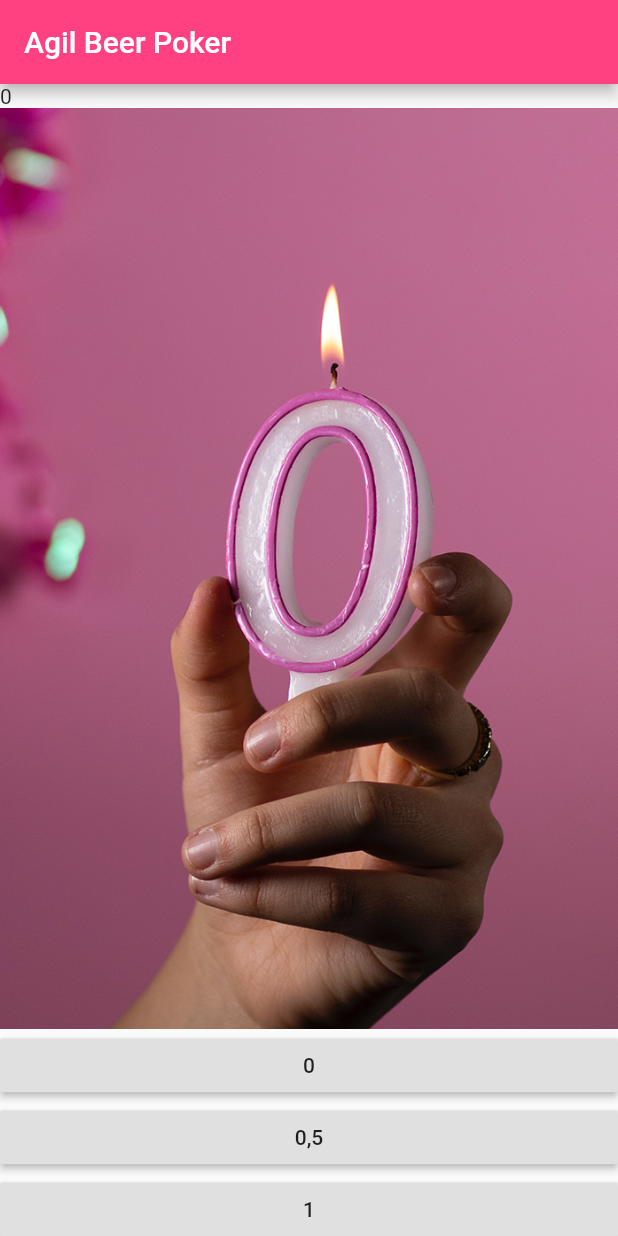
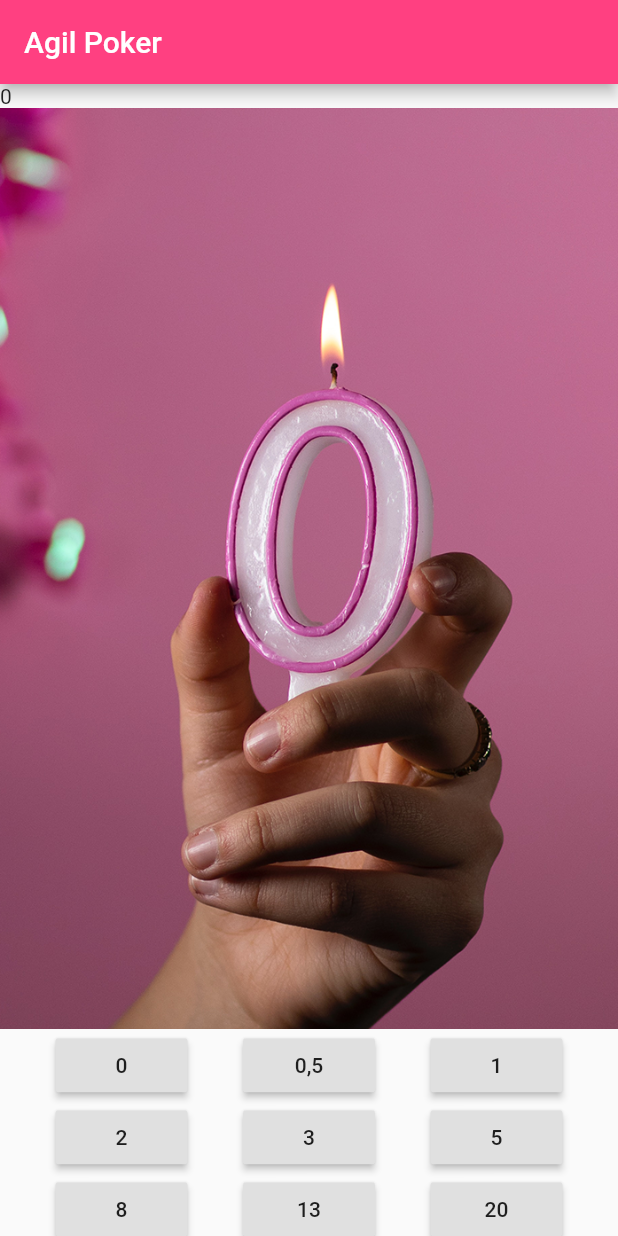
Before and after one commit to shadowframe/agilpoker, a Flutter app: the screen it shows after launch, on a phone screen of 412 x 824 dp. Run offline on Flutter 3.47's test engine with Material 2 defaults, Android fonts, the light colour scheme and no system bars.

Commit message:
buttons im telefonraster

```diff
--- a/lib/main.dart
+++ b/lib/main.dart
@@ -29,13 +29,13 @@ class MyAppState extends State<MyApp> {
     return MaterialApp(
       home: Scaffold(
         appBar: AppBar(
-          title: Text('Agil Beer Poker'),
+          title: Text('Agil Poker'),
           backgroundColor: Colors.pinkAccent,
         ),
         body: ListView(
           children: <Widget>[
             Text(questions[questionIndex]),
-            Image.asset('assets/'+ questions[questionIndex] + '.png'),
+            Image.asset('assets/' + questions[questionIndex] + '.png'),
             // RaisedButton(child: Text('Antwort1'), onPressed: answerQuestion),
             // RaisedButton(
             //   child: Text('Antwort2'),
@@ -45,6 +45,7 @@ class MyAppState extends State<MyApp> {
             // Template für den Button, zieht Bezeichnung aus der Liste
             // setzt den Index auf festen Wert
 
+            Row(mainAxisAlignment: MainAxisAlignment.spaceEvenly, children: [
               RaisedButton(
                 child: Text(questions[0]),
                 onPressed: () {
@@ -54,7 +55,6 @@ class MyAppState extends State<MyApp> {
                   answerQuestion();
                 },
               ),
-
               RaisedButton(
                 child: Text(questions[1]),
                 onPressed: () {
@@ -64,7 +64,6 @@ class MyAppState extends State<MyApp> {
                   answerQuestion();
                 },
               ),
-
               RaisedButton(
                 child: Text(questions[2]),
                 onPressed: () {
@@ -74,7 +73,9 @@ class MyAppState extends State<MyApp> {
                   answerQuestion();
                 },
               ),
+            ]),
 
+            Row(mainAxisAlignment: MainAxisAlignment.spaceEvenly, children: [
               RaisedButton(
                 child: Text(questions[3]),
                 onPressed: () {
@@ -84,7 +85,6 @@ class MyAppState extends State<MyApp> {
                   answerQuestion();
                 },
               ),
-
               RaisedButton(
                 child: Text(questions[4]),
                 onPressed: () {
@@ -94,7 +94,6 @@ class MyAppState extends State<MyApp> {
                   answerQuestion();
                 },
               ),
-
               RaisedButton(
                 child: Text(questions[5]),
                 onPressed: () {
@@ -104,7 +103,9 @@ class MyAppState extends State<MyApp> {
                   answerQuestion();
                 },
               ),
+            ]),
 
+            Row(mainAxisAlignment: MainAxisAlignment.spaceEvenly, children: [
               RaisedButton(
                 child: Text(questions[6]),
                 onPressed: () {
@@ -114,7 +115,6 @@ class MyAppState extends State<MyApp> {
                   answerQuestion();
                 },
               ),
-
               RaisedButton(
                 child: Text(questions[7]),
                 onPressed: () {
@@ -124,7 +124,6 @@ class MyAppState extends State<MyApp> {
                   answerQuestion();
                 },
               ),
-
               RaisedButton(
                 child: Text(questions[8]),
                 onPressed: () {
@@ -134,6 +133,7 @@ class MyAppState extends State<MyApp> {
                   answerQuestion();
                 },
               ),
+            ]),
           ],
         ),
       ),
```
Lines whose indentation alone changed are shown as unchanged.
